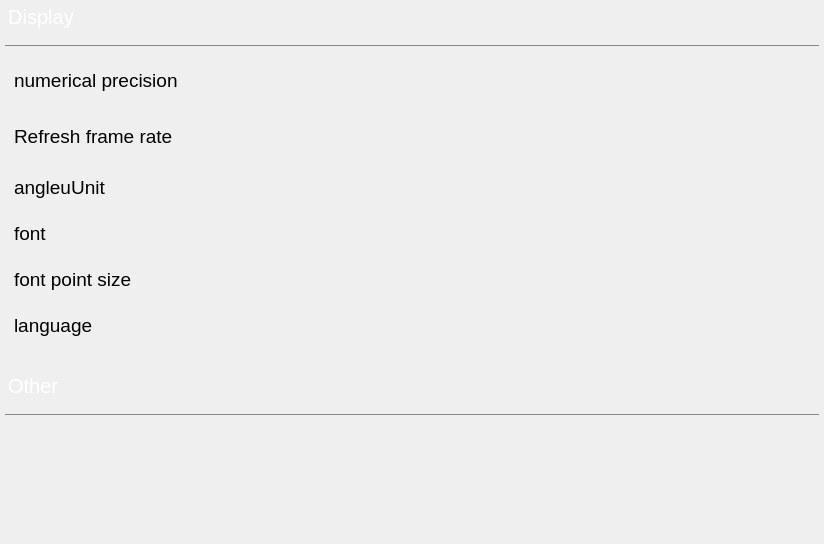
This is RoboticUserInterface/include/form/Settings.ui in ADrownFish/RoboticUserInterface as Qt 5 draws it before an edit. The edited form follows.
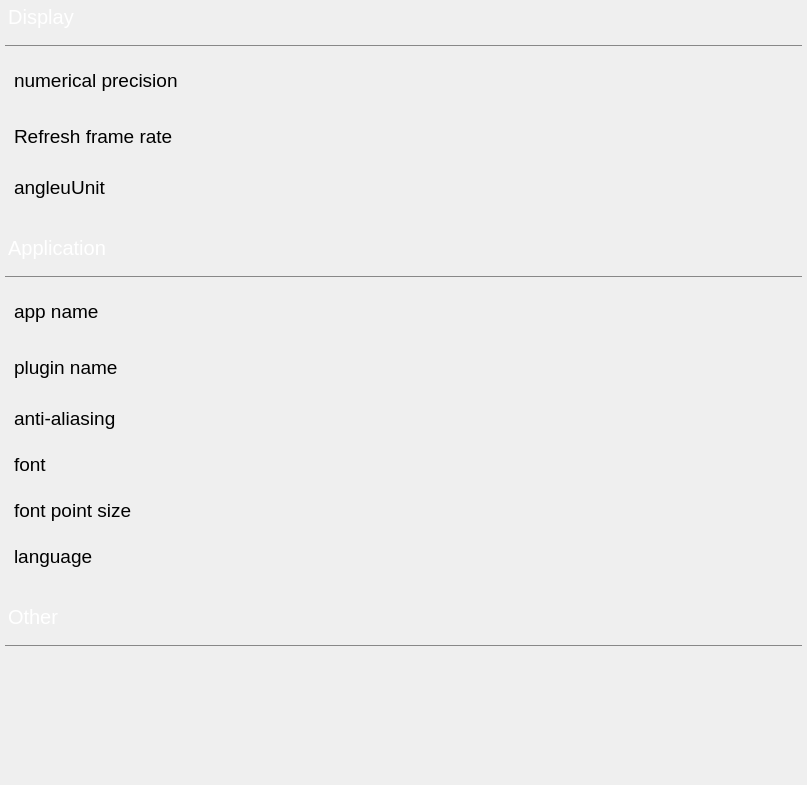
This is the edited form. Custom widgets are drawn as their Qt base class.

```diff
--- a/RoboticUserInterface/include/form/Settings.ui
+++ b/RoboticUserInterface/include/form/Settings.ui
@@ -6,8 +6,8 @@
    <rect>
     <x>0</x>
     <y>0</y>
-    <width>824</width>
-    <height>544</height>
+    <width>807</width>
+    <height>785</height>
    </rect>
   </property>
   <property name="minimumSize">
@@ -67,6 +67,58 @@
    <property name="verticalSpacing">
     <number>20</number>
    </property>
+   <item row="2" column="1">
+    <widget class="QGroupBox" name="groupBox">
+     <property name="title">
+      <string>Other</string>
+     </property>
+     <layout class="QGridLayout" name="gridLayout_3">
+      <property name="horizontalSpacing">
+       <number>30</number>
+      </property>
+      <item row="0" column="0">
+       <widget class="QLabel" name="label_icon">
+        <property name="minimumSize">
+         <size>
+          <width>100</width>
+          <height>100</height>
+         </size>
+        </property>
+        <property name="maximumSize">
+         <size>
+          <width>100</width>
+          <height>100</height>
+         </size>
+        </property>
+        <property name="text">
+         <string/>
+        </property>
+       </widget>
+      </item>
+      <item row="1" column="0">
+       <spacer name="verticalSpacer">
+        <property name="orientation">
+         <enum>Qt::Orientation::Vertical</enum>
+        </property>
+        <property name="sizeHint" stdset="0">
+         <size>
+          <width>20</width>
+          <height>40</height>
+         </size>
+        </property>
+       </spacer>
+      </item>
+      <item row="0" column="1">
+       <widget class="QTextBrowser" name="textEdit">
+        <property name="styleSheet">
+         <string notr="true">border:0;
+background-color: rgba(255, 255, 255, 0);</string>
+        </property>
+       </widget>
+      </item>
+     </layout>
+    </widget>
+   </item>
    <item row="0" column="1">
     <widget class="QGroupBox" name="groupBox_OPeration">
      <property name="minimumSize">
@@ -82,60 +134,6 @@
       <string>Display</string>
      </property>
      <layout class="QGridLayout" name="gridLayout_2">
-      <item row="0" column="0">
-       <widget class="QLabel" name="title_4">
-        <property name="minimumSize">
-         <size>
-          <width>300</width>
-          <height>40</height>
-         </size>
-        </property>
-        <property name="maximumSize">
-         <size>
-          <width>300</width>
-          <height>16777215</height>
-         </size>
-        </property>
-        <property name="font">
-         <font>
-          <pointsize>14</pointsize>
-         </font>
-        </property>
-        <property name="text">
-         <string>numerical precision</string>
-        </property>
-        <property name="alignment">
-         <set>Qt::AlignmentFlag::AlignLeading|Qt::AlignmentFlag::AlignLeft|Qt::AlignmentFlag::AlignVCenter</set>
-        </property>
-       </widget>
-      </item>
-      <item row="4" column="0">
-       <widget class="QLabel" name="title_6">
-        <property name="minimumSize">
-         <size>
-          <width>300</width>
-          <height>40</height>
-         </size>
-        </property>
-        <property name="maximumSize">
-         <size>
-          <width>300</width>
-          <height>16777215</height>
-         </size>
-        </property>
-        <property name="font">
-         <font>
-          <pointsize>14</pointsize>
-         </font>
-        </property>
-        <property name="text">
-         <string>font point size</string>
-        </property>
-        <property name="alignment">
-         <set>Qt::AlignmentFlag::AlignLeading|Qt::AlignmentFlag::AlignLeft|Qt::AlignmentFlag::AlignVCenter</set>
-        </property>
-       </widget>
-      </item>
       <item row="2" column="1">
        <widget class="QWWindowButton" name="widget_degRad" native="true">
         <property name="minimumSize">
@@ -157,6 +155,33 @@
         </property>
        </widget>
       </item>
+      <item row="2" column="0">
+       <widget class="QLabel" name="title_2">
+        <property name="minimumSize">
+         <size>
+          <width>300</width>
+          <height>40</height>
+         </size>
+        </property>
+        <property name="maximumSize">
+         <size>
+          <width>300</width>
+          <height>16777215</height>
+         </size>
+        </property>
+        <property name="font">
+         <font>
+          <pointsize>14</pointsize>
+         </font>
+        </property>
+        <property name="text">
+         <string>angleuUnit</string>
+        </property>
+        <property name="alignment">
+         <set>Qt::AlignmentFlag::AlignLeading|Qt::AlignmentFlag::AlignLeft|Qt::AlignmentFlag::AlignVCenter</set>
+        </property>
+       </widget>
+      </item>
       <item row="0" column="2">
        <spacer name="horizontalSpacer">
         <property name="orientation">
@@ -170,8 +195,8 @@
         </property>
        </spacer>
       </item>
-      <item row="5" column="0">
-       <widget class="QLabel" name="title_7">
+      <item row="0" column="0">
+       <widget class="QLabel" name="title_4">
         <property name="minimumSize">
          <size>
           <width>300</width>
@@ -190,7 +215,7 @@
          </font>
         </property>
         <property name="text">
-         <string>language</string>
+         <string>numerical precision</string>
         </property>
         <property name="alignment">
          <set>Qt::AlignmentFlag::AlignLeading|Qt::AlignmentFlag::AlignLeft|Qt::AlignmentFlag::AlignVCenter</set>
@@ -239,60 +264,6 @@
         </property>
        </widget>
       </item>
-      <item row="3" column="0">
-       <widget class="QLabel" name="title_5">
-        <property name="minimumSize">
-         <size>
-          <width>300</width>
-          <height>40</height>
-         </size>
-        </property>
-        <property name="maximumSize">
-         <size>
-          <width>300</width>
-          <height>16777215</height>
-         </size>
-        </property>
-        <property name="font">
-         <font>
-          <pointsize>14</pointsize>
-         </font>
-        </property>
-        <property name="text">
-         <string>font</string>
-        </property>
-        <property name="alignment">
-         <set>Qt::AlignmentFlag::AlignLeading|Qt::AlignmentFlag::AlignLeft|Qt::AlignmentFlag::AlignVCenter</set>
-        </property>
-       </widget>
-      </item>
-      <item row="2" column="0">
-       <widget class="QLabel" name="title_2">
-        <property name="minimumSize">
-         <size>
-          <width>300</width>
-          <height>40</height>
-         </size>
-        </property>
-        <property name="maximumSize">
-         <size>
-          <width>300</width>
-          <height>16777215</height>
-         </size>
-        </property>
-        <property name="font">
-         <font>
-          <pointsize>14</pointsize>
-         </font>
-        </property>
-        <property name="text">
-         <string>angleuUnit</string>
-        </property>
-        <property name="alignment">
-         <set>Qt::AlignmentFlag::AlignLeading|Qt::AlignmentFlag::AlignLeft|Qt::AlignmentFlag::AlignVCenter</set>
-        </property>
-       </widget>
-      </item>
       <item row="1" column="0">
        <widget class="QLabel" name="title_3">
         <property name="minimumSize">
@@ -320,6 +291,84 @@
         </property>
        </widget>
       </item>
+     </layout>
+    </widget>
+   </item>
+   <item row="1" column="1">
+    <widget class="QGroupBox" name="groupBox_2">
+     <property name="title">
+      <string>Application</string>
+     </property>
+     <layout class="QGridLayout" name="gridLayout_4">
+      <item row="5" column="0">
+       <widget class="QLabel" name="title_7">
+        <property name="minimumSize">
+         <size>
+          <width>300</width>
+          <height>40</height>
+         </size>
+        </property>
+        <property name="maximumSize">
+         <size>
+          <width>300</width>
+          <height>16777215</height>
+         </size>
+        </property>
+        <property name="font">
+         <font>
+          <pointsize>14</pointsize>
+         </font>
+        </property>
+        <property name="text">
+         <string>language</string>
+        </property>
+        <property name="alignment">
+         <set>Qt::AlignmentFlag::AlignLeading|Qt::AlignmentFlag::AlignLeft|Qt::AlignmentFlag::AlignVCenter</set>
+        </property>
+       </widget>
+      </item>
+      <item row="5" column="1">
+       <widget class="QWWindowButton" name="widget_language" native="true">
+        <property name="minimumSize">
+         <size>
+          <width>200</width>
+          <height>40</height>
+         </size>
+        </property>
+        <property name="maximumSize">
+         <size>
+          <width>200</width>
+          <height>40</height>
+         </size>
+        </property>
+        <property name="font">
+         <font>
+          <pointsize>14</pointsize>
+         </font>
+        </property>
+       </widget>
+      </item>
+      <item row="0" column="1">
+       <widget class="QtMaterialTextField" name="lineEdit_appName" native="true">
+        <property name="minimumSize">
+         <size>
+          <width>200</width>
+          <height>50</height>
+         </size>
+        </property>
+        <property name="maximumSize">
+         <size>
+          <width>200</width>
+          <height>50</height>
+         </size>
+        </property>
+        <property name="font">
+         <font>
+          <pointsize>14</pointsize>
+         </font>
+        </property>
+       </widget>
+      </item>
       <item row="3" column="1">
        <widget class="QWWindowButton" name="widget_font" native="true">
         <property name="minimumSize">
@@ -341,6 +390,33 @@
         </property>
        </widget>
       </item>
+      <item row="3" column="0">
+       <widget class="QLabel" name="title_5">
+        <property name="minimumSize">
+         <size>
+          <width>300</width>
+          <height>40</height>
+         </size>
+        </property>
+        <property name="maximumSize">
+         <size>
+          <width>300</width>
+          <height>16777215</height>
+         </size>
+        </property>
+        <property name="font">
+         <font>
+          <pointsize>14</pointsize>
+         </font>
+        </property>
+        <property name="text">
+         <string>font</string>
+        </property>
+        <property name="alignment">
+         <set>Qt::AlignmentFlag::AlignLeading|Qt::AlignmentFlag::AlignLeft|Qt::AlignmentFlag::AlignVCenter</set>
+        </property>
+       </widget>
+      </item>
       <item row="4" column="1">
        <widget class="QWWindowButton" name="widget_font_point_size" native="true">
         <property name="minimumSize">
@@ -362,76 +438,166 @@
         </property>
        </widget>
       </item>
-      <item row="5" column="1">
-       <widget class="QWWindowButton" name="widget_language" native="true">
-        <property name="minimumSize">
-         <size>
-          <width>200</width>
-          <height>40</height>
-         </size>
-        </property>
-        <property name="maximumSize">
-         <size>
-          <width>200</width>
-          <height>40</height>
-         </size>
-        </property>
-        <property name="font">
-         <font>
-          <pointsize>14</pointsize>
-         </font>
-        </property>
-       </widget>
-      </item>
-     </layout>
-    </widget>
-   </item>
-   <item row="1" column="1">
-    <widget class="QGroupBox" name="groupBox">
-     <property name="title">
-      <string>Other</string>
-     </property>
-     <layout class="QGridLayout" name="gridLayout_3">
-      <property name="horizontalSpacing">
-       <number>30</number>
-      </property>
-      <item row="0" column="0">
-       <widget class="QLabel" name="label_icon">
-        <property name="minimumSize">
-         <size>
-          <width>100</width>
-          <height>100</height>
-         </size>
-        </property>
-        <property name="maximumSize">
-         <size>
-          <width>100</width>
-          <height>100</height>
-         </size>
-        </property>
-        <property name="text">
-         <string/>
-        </property>
-       </widget>
-      </item>
-      <item row="1" column="0">
-       <spacer name="verticalSpacer">
+      <item row="3" column="2">
+       <spacer name="horizontalSpacer_2">
         <property name="orientation">
-         <enum>Qt::Orientation::Vertical</enum>
+         <enum>Qt::Orientation::Horizontal</enum>
         </property>
         <property name="sizeHint" stdset="0">
          <size>
-          <width>20</width>
-          <height>40</height>
+          <width>263</width>
+          <height>20</height>
          </size>
         </property>
        </spacer>
       </item>
-      <item row="0" column="1">
-       <widget class="QTextBrowser" name="textEdit">
-        <property name="styleSheet">
-         <string notr="true">border:0;
-background-color: rgba(255, 255, 255, 0);</string>
+      <item row="1" column="0">
+       <widget class="QLabel" name="title_9">
+        <property name="minimumSize">
+         <size>
+          <width>300</width>
+          <height>40</height>
+         </size>
+        </property>
+        <property name="maximumSize">
+         <size>
+          <width>300</width>
+          <height>16777215</height>
+         </size>
+        </property>
+        <property name="font">
+         <font>
+          <pointsize>14</pointsize>
+         </font>
+        </property>
+        <property name="text">
+         <string>plugin name</string>
+        </property>
+        <property name="alignment">
+         <set>Qt::AlignmentFlag::AlignLeading|Qt::AlignmentFlag::AlignLeft|Qt::AlignmentFlag::AlignVCenter</set>
+        </property>
+       </widget>
+      </item>
+      <item row="0" column="0">
+       <widget class="QLabel" name="title_8">
+        <property name="minimumSize">
+         <size>
+          <width>300</width>
+          <height>40</height>
+         </size>
+        </property>
+        <property name="maximumSize">
+         <size>
+          <width>300</width>
+          <height>16777215</height>
+         </size>
+        </property>
+        <property name="font">
+         <font>
+          <pointsize>14</pointsize>
+         </font>
+        </property>
+        <property name="text">
+         <string>app name</string>
+        </property>
+        <property name="alignment">
+         <set>Qt::AlignmentFlag::AlignLeading|Qt::AlignmentFlag::AlignLeft|Qt::AlignmentFlag::AlignVCenter</set>
+        </property>
+       </widget>
+      </item>
+      <item row="4" column="0">
+       <widget class="QLabel" name="title_6">
+        <property name="minimumSize">
+         <size>
+          <width>300</width>
+          <height>40</height>
+         </size>
+        </property>
+        <property name="maximumSize">
+         <size>
+          <width>300</width>
+          <height>16777215</height>
+         </size>
+        </property>
+        <property name="font">
+         <font>
+          <pointsize>14</pointsize>
+         </font>
+        </property>
+        <property name="text">
+         <string>font point size</string>
+        </property>
+        <property name="alignment">
+         <set>Qt::AlignmentFlag::AlignLeading|Qt::AlignmentFlag::AlignLeft|Qt::AlignmentFlag::AlignVCenter</set>
+        </property>
+       </widget>
+      </item>
+      <item row="2" column="0">
+       <widget class="QLabel" name="title_10">
+        <property name="minimumSize">
+         <size>
+          <width>300</width>
+          <height>40</height>
+         </size>
+        </property>
+        <property name="maximumSize">
+         <size>
+          <width>300</width>
+          <height>16777215</height>
+         </size>
+        </property>
+        <property name="font">
+         <font>
+          <pointsize>14</pointsize>
+         </font>
+        </property>
+        <property name="text">
+         <string>anti-aliasing</string>
+        </property>
+        <property name="alignment">
+         <set>Qt::AlignmentFlag::AlignLeading|Qt::AlignmentFlag::AlignLeft|Qt::AlignmentFlag::AlignVCenter</set>
+        </property>
+       </widget>
+      </item>
+      <item row="1" column="1">
+       <widget class="QtMaterialTextField" name="lineEdit_pluginName" native="true">
+        <property name="minimumSize">
+         <size>
+          <width>200</width>
+          <height>50</height>
+         </size>
+        </property>
+        <property name="maximumSize">
+         <size>
+          <width>200</width>
+          <height>50</height>
+         </size>
+        </property>
+        <property name="font">
+         <font>
+          <pointsize>14</pointsize>
+         </font>
+        </property>
+       </widget>
+      </item>
+      <item row="2" column="1">
+       <widget class="QWWindowButton" name="widget_antiAliasing" native="true">
+        <property name="minimumSize">
+         <size>
+          <width>200</width>
+          <height>40</height>
+         </size>
+        </property>
+        <property name="maximumSize">
+         <size>
+          <width>200</width>
+          <height>40</height>
+         </size>
+        </property>
+        <property name="font">
+         <font>
+          <pointsize>14</pointsize>
+         </font>
         </property>
        </widget>
       </item>
@@ -441,18 +607,18 @@
   </layout>
  </widget>
  <customwidgets>
-  <customwidget>
-   <class>QtMaterialTextField</class>
-   <extends>QWidget</extends>
-   <header>qt_material_widgets/qtmaterialtextfield.h</header>
-   <container>1</container>
-  </customwidget>
   <customwidget>
    <class>QWWindowButton</class>
    <extends>QWidget</extends>
    <header>qwool/qwwindowbutton.h</header>
    <container>1</container>
   </customwidget>
+  <customwidget>
+   <class>QtMaterialTextField</class>
+   <extends>QWidget</extends>
+   <header>qt_material_widgets/qtmaterialtextfield.h</header>
+   <container>1</container>
+  </customwidget>
  </customwidgets>
  <resources/>
  <connections/>
```
